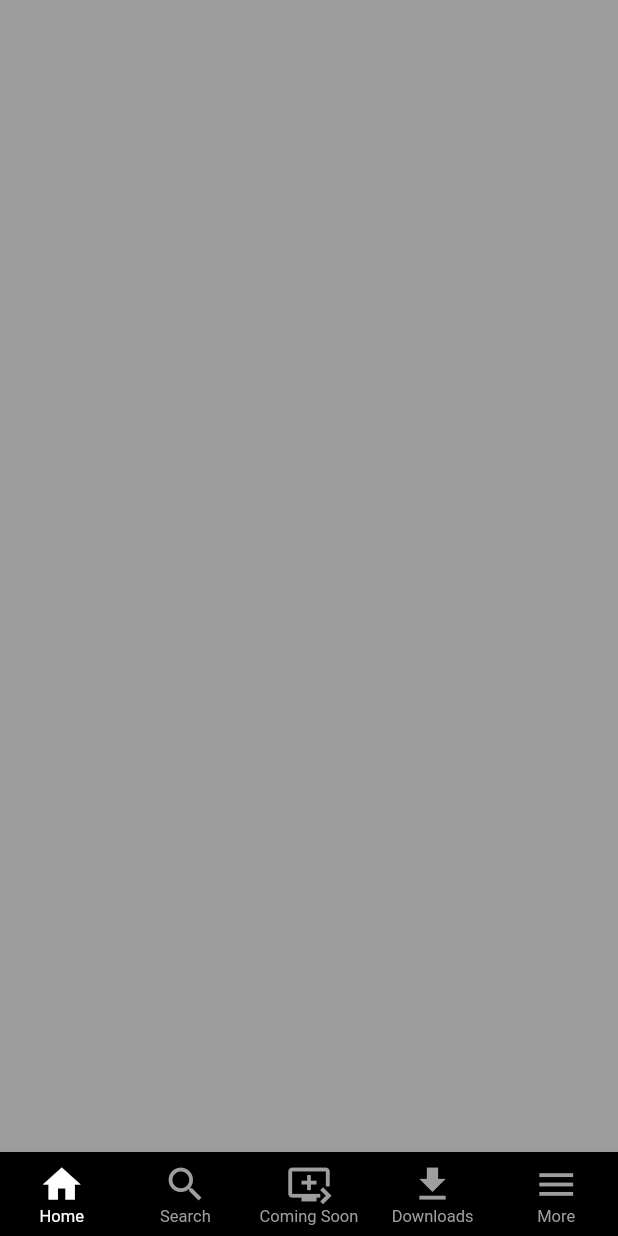
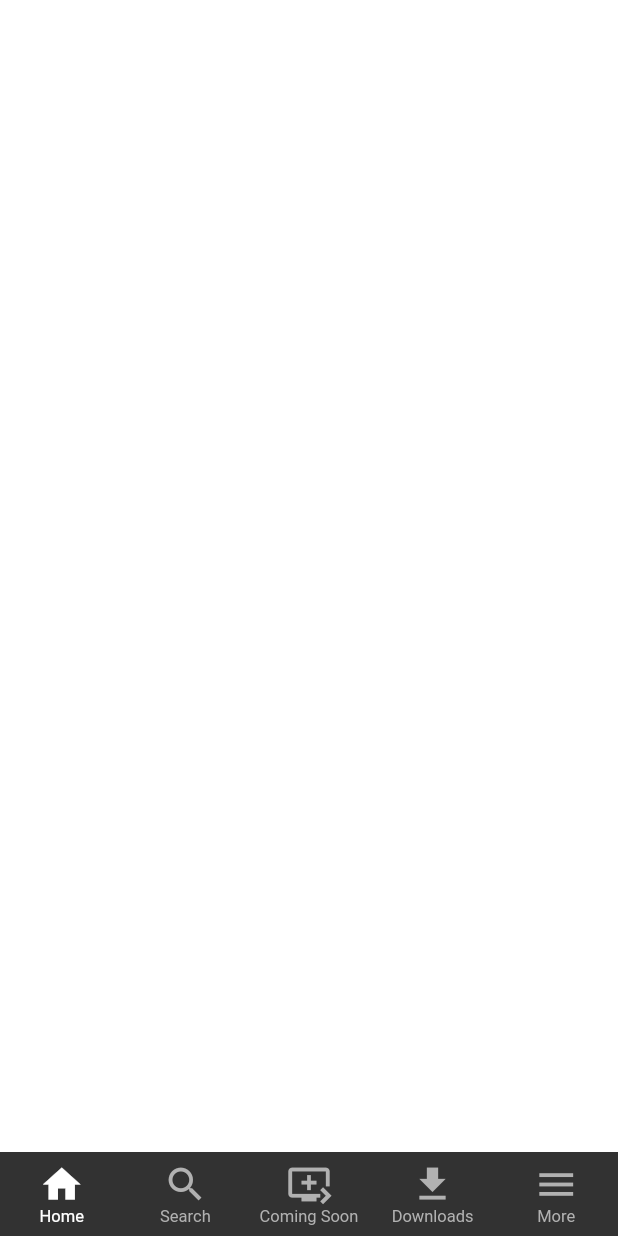
Before and after one commit to TheBoy-WhoCode/ott_redesign, a Flutter app: the screen it shows after launch, on a phone screen of 412 x 824 dp. Run offline on Flutter 3.47's test engine with Material 2 defaults, Android fonts, the phone set to English and light mode, and no system bars; our stand-ins replace dio, flutter_riverpod.

Commit message:
added frosted bottom bar

```diff
--- a/lib/main.dart
+++ b/lib/main.dart
@@ -17,7 +17,7 @@ class MyApp extends StatelessWidget {
       theme: ThemeData(
           primarySwatch: Colors.blue,
           visualDensity: VisualDensity.adaptivePlatformDensity,
-          scaffoldBackgroundColor: Colors.grey),
+          scaffoldBackgroundColor: Colors.white),
       home: NavigationView(),
     );
   }
--- a/lib/screens/nav_screens.dart
+++ b/lib/screens/nav_screens.dart
@@ -1,7 +1,7 @@
 import 'package:flutter/material.dart';
 import 'package:flutter_riverpod/flutter_riverpod.dart';
 import 'package:ott_redesign/providers/nav_provider.dart';
-import 'package:ott_redesign/utils/icons_utils.dart';
+import 'package:ott_redesign/widgets/frosted_bottom_bar.dart';
 
 class NavigationView extends ConsumerWidget {
   NavigationView({Key? key}) : super(key: key);
@@ -14,38 +14,13 @@ class NavigationView extends ConsumerWidget {
     const Scaffold(),
   ];
 
-  final List<BottomNavigationBarItem> _items = icons
-      .map(
-        (title, icon) => MapEntry(
-          title,
-          BottomNavigationBarItem(
-              icon: Icon(
-                icon,
-                size: 30,
-              ),
-              label: title),
-        ),
-      )
-      .values
-      .toList();
-
   @override
   Widget build(BuildContext context, WidgetRef ref) {
     final _currentIndex = ref.watch(navIndexProvider);
 
     return Scaffold(
-      body: _screens[_currentIndex as int],
-      bottomNavigationBar: BottomNavigationBar(
-        backgroundColor: Colors.black,
-        type: BottomNavigationBarType.fixed,
-        items: _items,
-        currentIndex: _currentIndex,
-        selectedItemColor: Colors.white,
-        selectedFontSize: 11,
-        unselectedItemColor: Colors.grey,
-        unselectedFontSize: 11,
-        onTap: (index) => {ref.read(navIndexProvider.notifier).value = index},
-      ),
+      body:
+          Stack(children: [_screens[_currentIndex as int], FrostedBottomBar()]),
     );
   }
 }
--- /dev/null
+++ b/lib/widgets/frosted_bottom_bar.dart
@@ -0,0 +1,54 @@
+import 'dart:ui';
+
+import 'package:flutter/material.dart';
+import 'package:flutter_riverpod/flutter_riverpod.dart';
+
+import '../providers/nav_provider.dart';
+import '../utils/icons_utils.dart';
+
+class FrostedBottomBar extends ConsumerWidget {
+  FrostedBottomBar({Key? key}) : super(key: key);
+
+  final List<BottomNavigationBarItem> _items = icons
+      .map(
+        (title, icon) => MapEntry(
+          title,
+          BottomNavigationBarItem(
+              icon: Icon(
+                icon,
+                size: 30,
+              ),
+              label: title),
+        ),
+      )
+      .values
+      .toList();
+
+  @override
+  Widget build(BuildContext context, WidgetRef ref) {
+    final _currentIndex = ref.watch(navIndexProvider);
+    return Align(
+      alignment: Alignment.bottomCenter,
+      child: ClipRect(
+        child: BackdropFilter(
+          filter: ImageFilter.blur(sigmaX: 10, sigmaY: 10),
+          child: Opacity(
+            opacity: 0.8,
+            child: BottomNavigationBar(
+              backgroundColor: Colors.black,
+              type: BottomNavigationBarType.fixed,
+              items: _items,
+              currentIndex: _currentIndex as int,
+              selectedItemColor: Colors.white,
+              selectedFontSize: 11,
+              unselectedItemColor: Colors.grey,
+              unselectedFontSize: 11,
+              onTap: (index) =>
+                  {ref.read(navIndexProvider.notifier).value = index},
+            ),
+          ),
+        ),
+      ),
+    );
+  }
+}
```
